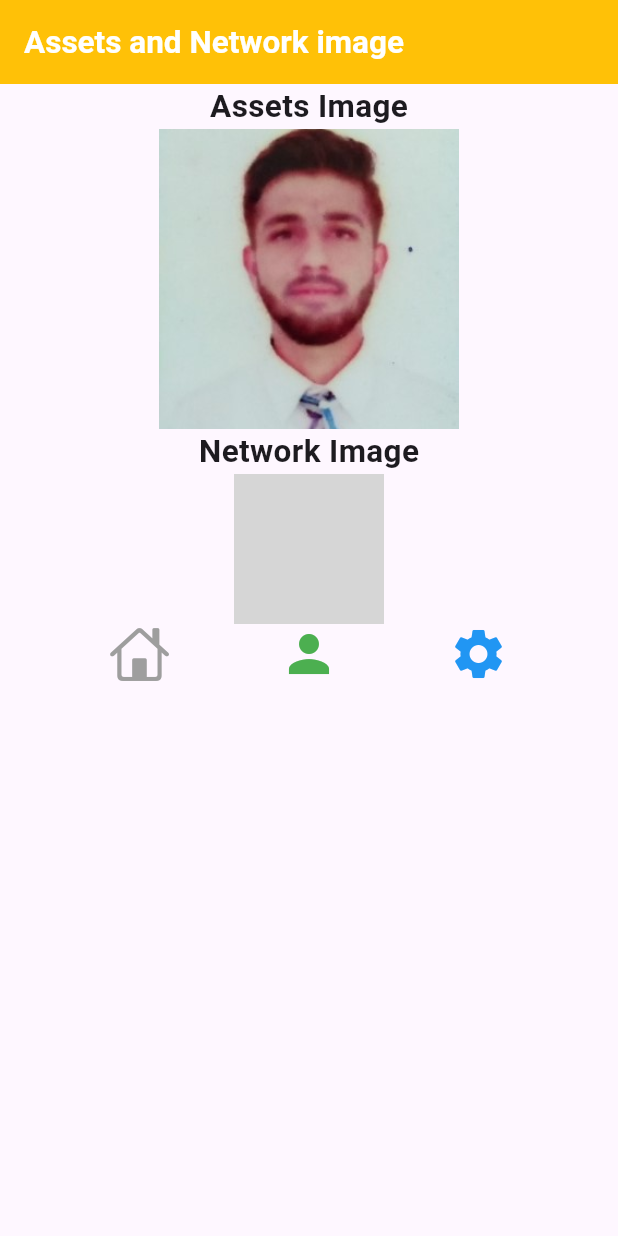
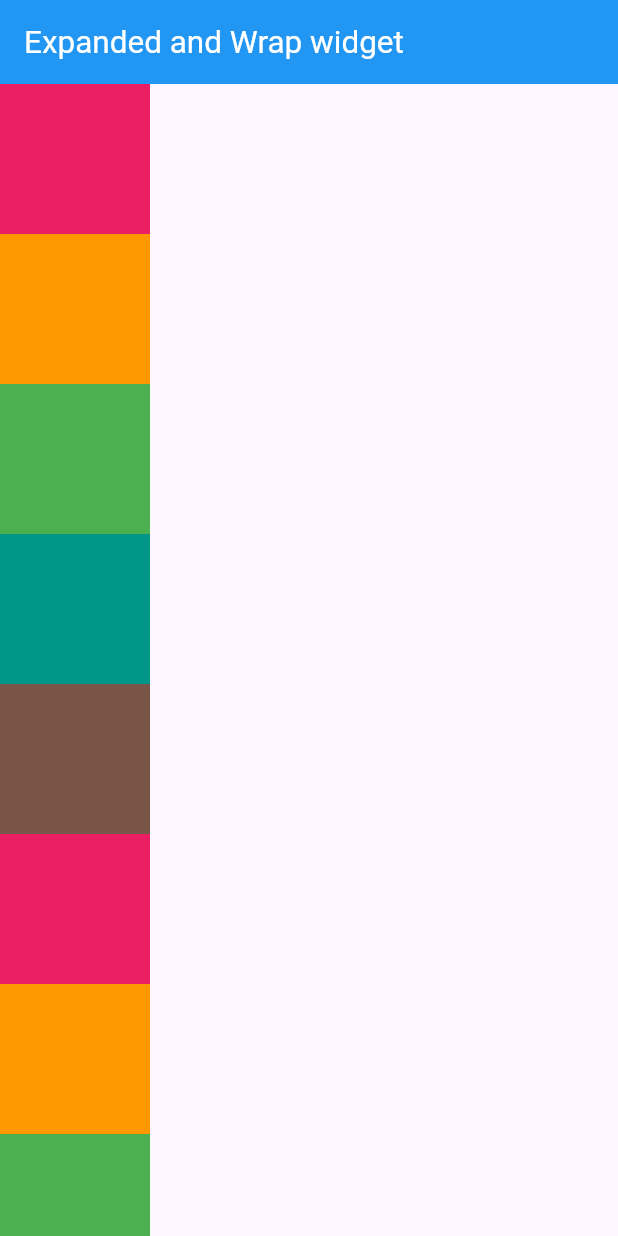
Before and after one commit to Malik399758/flutter_urraan_batch40_ui, a Flutter app: the screen it shows after launch, on a phone screen of 412 x 824 dp. Run offline on Flutter 3.47's test engine with Material 3 defaults, Android fonts, the phone set to English and light mode, and no system bars; grey boxes are pictures that could not be loaded.

Commit message:
Wrap and Expanded Widget

```diff
--- /dev/null
+++ b/lib/flutter_ui/expanded_wrap_widget.dart
@@ -0,0 +1,93 @@
+import 'package:flutter/material.dart';
+
+class ExpandedWrapWidget extends StatefulWidget {
+  const ExpandedWrapWidget({super.key});
+
+  @override
+  State<ExpandedWrapWidget> createState() => _ExpandedWrapWidgetState();
+}
+
+class _ExpandedWrapWidgetState extends State<ExpandedWrapWidget> {
+  @override
+  Widget build(BuildContext context) {
+    return Scaffold(
+      appBar: AppBar(
+        title: Text('Expanded and Wrap widget',style: TextStyle(fontSize: 21,color: Colors.white),),
+        backgroundColor: Colors.blue,
+      ),
+      body: /*Column(
+        children: [
+          Expanded(
+            flex: 7,
+            child: Container(
+              width: 200,
+              height: 200,
+              color: Colors.pink,
+            ),
+          ),
+         *//* Expanded(
+            flex: 9,
+            child: Container(
+              width: 200,
+              height: 200,
+              color: Colors.orange,
+            ),
+          ),*//*
+        ],
+      ),*/
+
+      // wrap widget
+      SingleChildScrollView(
+        scrollDirection: Axis.vertical,
+        child: Column(
+               /*   spacing: 20,
+          runSpacing: 20,
+          direction:Axis.vertical,
+          //runAlignment: WrapAlignment.spaceBetween,*/
+          children: [
+            Container(
+              width: 100,
+              height: 100,
+              color: Colors.pink,
+            ),
+            Container(
+              width: 100,
+              height: 100,
+              color: Colors.orange,
+            ),
+            Container(
+              width: 100,
+              height: 100,
+              color: Colors.green,
+            ),
+            Container(
+              width: 100,
+              height: 100,
+              color: Colors.teal,
+            ),
+            Container(
+              width: 100,
+              height: 100,
+              color: Colors.brown,
+            ),
+            Container(
+              width: 100,
+              height: 100,
+              color: Colors.pink,
+            ),
+            Container(
+              width: 100,
+              height: 100,
+              color: Colors.orange,
+            ),
+            Container(
+              width: 100,
+              height: 100,
+              color: Colors.green,
+            ),
+          ],
+        ),
+      )
+    );
+  }
+}
--- /dev/null
+++ b/lib/flutter_ui/textfield.dart
@@ -0,0 +1,26 @@
+import 'package:flutter/cupertino.dart';
+import 'package:flutter/material.dart';
+
+class TextfieldScreen extends StatefulWidget {
+  const TextfieldScreen({super.key});
+
+  @override
+  State<TextfieldScreen> createState() => _TextfieldScreenState();
+}
+
+class _TextfieldScreenState extends State<TextfieldScreen> {
+  @override
+  Widget build(BuildContext context) {
+    return Scaffold(
+      appBar: AppBar(
+        title: Text('Textfield'),
+        backgroundColor: Colors.teal,
+      ),
+      body: Column(
+        children: [
+
+        ],
+      ),
+    );
+  }
+}
--- a/lib/main.dart
+++ b/lib/main.dart
@@ -2,7 +2,9 @@ import 'package:flutter/material.dart';
 import 'package:flutter_urraan_session_batch40_ui/flutter_ui/alignment_and_text.dart';
 import 'package:flutter_urraan_session_batch40_ui/flutter_ui/assets_image_widget.dart';
 import 'package:flutter_urraan_session_batch40_ui/flutter_ui/container.dart';
+import 'package:flutter_urraan_session_batch40_ui/flutter_ui/expanded_wrap_widget.dart';
 import 'package:flutter_urraan_session_batch40_ui/flutter_ui/row_column.dart';
+import 'package:flutter_urraan_session_batch40_ui/flutter_ui/textfield.dart';
 
 void main() {
   runApp(const MyApp());
@@ -36,7 +38,9 @@ class MyApp extends StatelessWidget {
         colorScheme: ColorScheme.fromSeed(seedColor: Colors.deepPurple),
         useMaterial3: true,
       ),
-      home: AssetsImageWidget(),
+      home: //TextfieldScreen()
+      ExpandedWrapWidget()
+      //AssetsImageWidget(),
       //RowColumn()
      // AlignmentAndText(),
       //ContainerScreen(),
```
